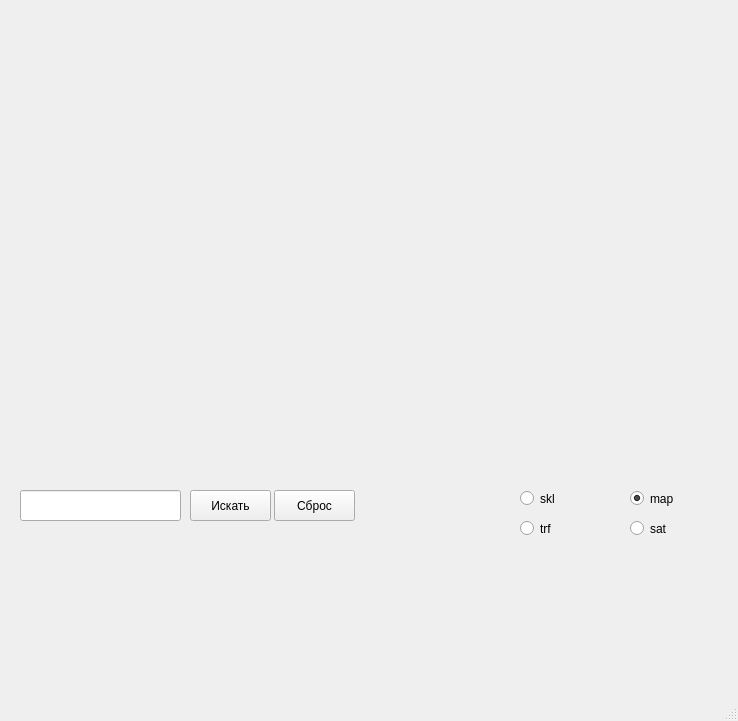
This is 1.ui in Charmink/Api as Qt 5 draws it before an edit. The edited form follows.
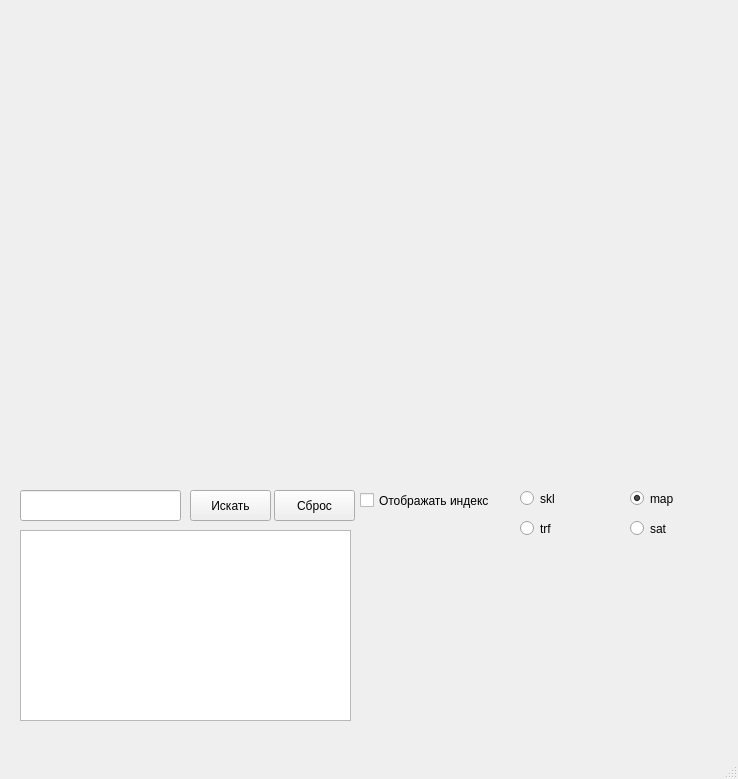
This is the edited form.

```diff
--- a/1.ui
+++ b/1.ui
@@ -7,7 +7,7 @@
     <x>0</x>
     <y>0</y>
     <width>738</width>
-    <height>721</height>
+    <height>779</height>
    </rect>
   </property>
   <property name="windowTitle">
@@ -156,6 +156,38 @@
      <string>Сброс</string>
     </property>
    </widget>
+   <widget class="QTextBrowser" name="textBrowser">
+    <property name="geometry">
+     <rect>
+      <x>20</x>
+      <y>530</y>
+      <width>331</width>
+      <height>191</height>
+     </rect>
+    </property>
+    <property name="focusPolicy">
+     <enum>Qt::NoFocus</enum>
+    </property>
+   </widget>
+   <widget class="QCheckBox" name="checkBox">
+    <property name="geometry">
+     <rect>
+      <x>360</x>
+      <y>490</y>
+      <width>131</width>
+      <height>21</height>
+     </rect>
+    </property>
+    <property name="focusPolicy">
+     <enum>Qt::NoFocus</enum>
+    </property>
+    <property name="text">
+     <string>Отображать индекс</string>
+    </property>
+    <property name="checked">
+     <bool>false</bool>
+    </property>
+   </widget>
   </widget>
   <widget class="QMenuBar" name="menubar">
    <property name="geometry">
```
